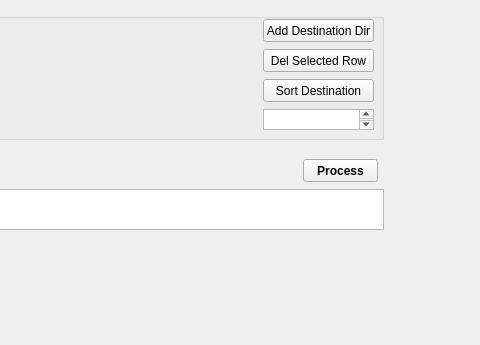
Before: the Qt Designer form iu/copyfiles_main_wdw.ui in cratzerdigitalreef/CopyFiles, drawn with Qt 5; both pictures show x 197 to 677 and y 161 to 506 of the 1227 by 506 pixel window.
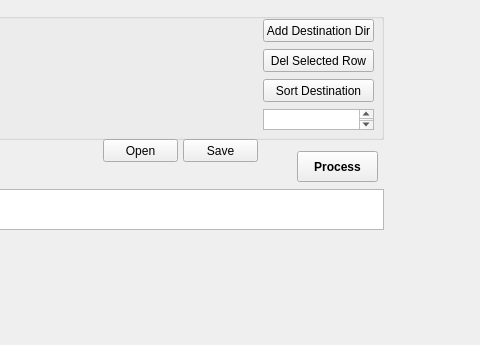
After: the same form once the commit is applied.

Commit message: Added open/save paths to process

Diff of the .ui file:
```diff
--- a/iu/copyfiles_main_wdw.ui
+++ b/iu/copyfiles_main_wdw.ui
@@ -17,10 +17,10 @@
    <widget class="QPushButton" name="pbProcess">
     <property name="geometry">
      <rect>
-      <x>500</x>
-      <y>320</y>
-      <width>75</width>
-      <height>23</height>
+      <x>494</x>
+      <y>312</y>
+      <width>81</width>
+      <height>31</height>
      </rect>
     </property>
     <property name="font">
@@ -295,6 +295,32 @@
     </property>
     <layout class="QVBoxLayout" name="verticalLayoutLogFile"/>
    </widget>
+   <widget class="QPushButton" name="pbSave">
+    <property name="geometry">
+     <rect>
+      <x>380</x>
+      <y>300</y>
+      <width>75</width>
+      <height>23</height>
+     </rect>
+    </property>
+    <property name="text">
+     <string>Save</string>
+    </property>
+   </widget>
+   <widget class="QPushButton" name="pbOpen">
+    <property name="geometry">
+     <rect>
+      <x>300</x>
+      <y>300</y>
+      <width>75</width>
+      <height>23</height>
+     </rect>
+    </property>
+    <property name="text">
+     <string>Open</string>
+    </property>
+   </widget>
   </widget>
   <widget class="QMenuBar" name="menubar">
    <property name="geometry">
```
The commit also changes 4 other files.
